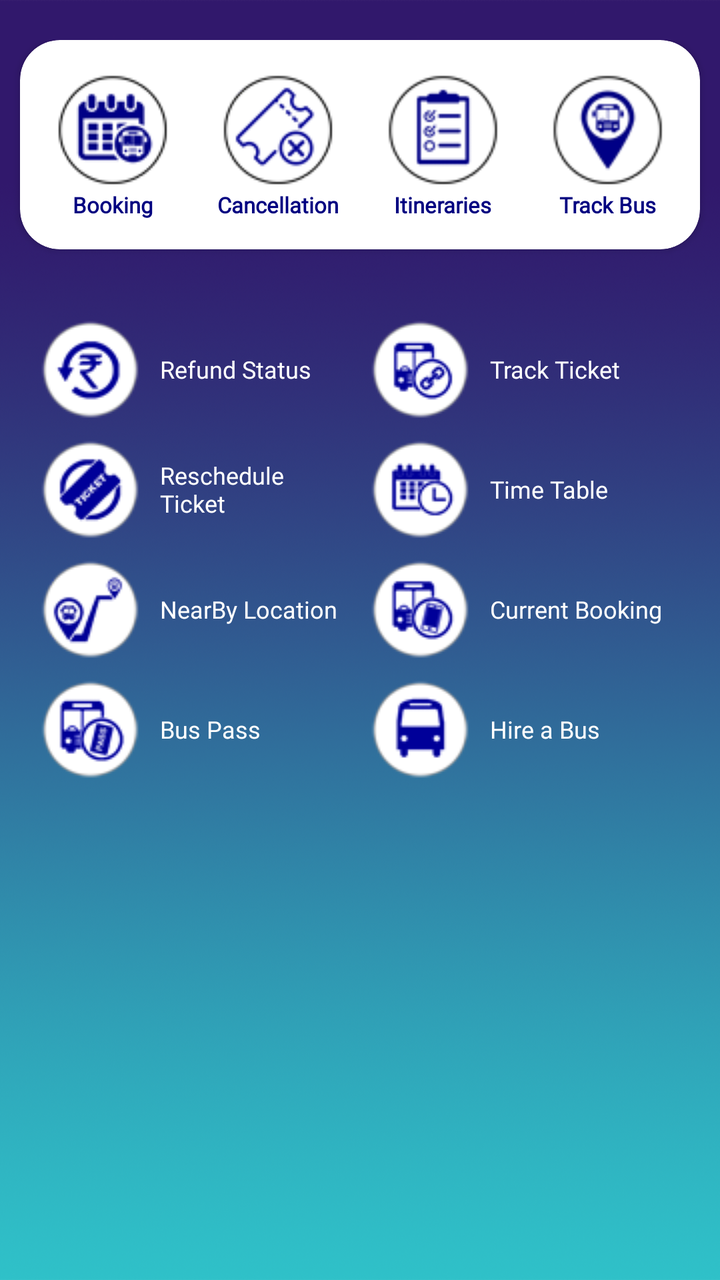
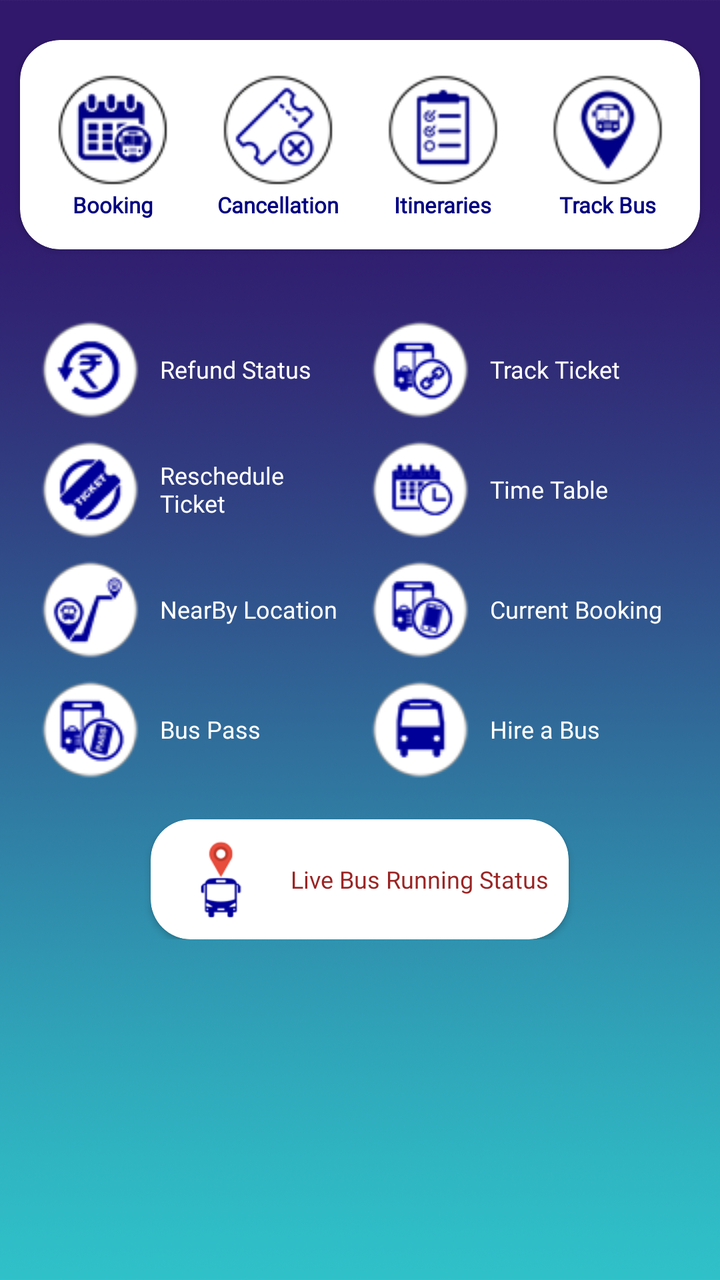

Two renders of the same Android screen: before a commit and after it. Below are the layout's source before the change and the commit's diff.
<!-- AndroidManifest.xml: application theme AppTheme.NoActionBar -->
<!-- res/layout/home_new.xml -->
<?xml version="1.0" encoding="utf-8"?>
<RelativeLayout
    xmlns:android="http://schemas.android.com/apk/res/android"
    xmlns:tools="http://schemas.android.com/tools"
    xmlns:app="http://schemas.android.com/apk/res-auto"
    android:id="@+id/xLinLayHomescrn"
    android:layout_width="match_parent"
    android:layout_height="wrap_content"
    android:background="@drawable/background_img">

    <LinearLayout
        android:layout_width="match_parent"
        android:layout_height="match_parent"
        android:layout_marginTop="20dp"
        android:orientation="vertical">

        <androidx.cardview.widget.CardView
            android:layout_width="match_parent"
            android:layout_height="wrap_content"
            android:layout_marginLeft="10dp"
            android:layout_marginRight="10dp"
            android:paddingLeft="5dp"
            app:cardCornerRadius="20dp"
            app:contentPadding="5dp">


            <LinearLayout
                android:layout_width="match_parent"
                android:layout_height="wrap_content"
                android:layout_marginTop="5dp"
                android:layout_marginBottom="5dp"
                android:orientation="horizontal"
                android:weightSum="4">

                <LinearLayout
                    android:id="@+id/linearLayoutAdvanceBooking"
                    android:layout_width="match_parent"
                    android:layout_height="wrap_content"
                    android:layout_marginTop="5dp"
                    android:layout_marginBottom="5dp"
                    android:layout_weight="1"
                    android:orientation="vertical">

                    <ImageView
                        android:id="@+id/imageViewBusIcon"
                        android:layout_width="match_parent"
                        android:layout_height="match_parent"
                        android:gravity="center"
                        android:src="@drawable/advancebooking_icon" />

                    <TextView
                        android:id="@+id/textViewBusIcon"
                        android:layout_width="match_parent"
                        android:layout_height="wrap_content"
                        android:fontFamily="@font/gotham"
                        android:layout_gravity="center"
                        android:gravity="center"
                        android:text="Booking"
                        android:textColor="@color/naviy"
                        android:textSize="11dp"
                        android:textStyle="bold"/>
                </LinearLayout>


                <LinearLayout
                    android:id="@+id/linearLayoutCancelTicket"
                    android:layout_width="match_parent"
                    android:layout_height="match_parent"
                    android:layout_marginTop="5dp"
                    android:layout_marginBottom="5dp"
                    android:layout_weight="1"
                    android:orientation="vertical"
                    android:visibility="visible">

                    <ImageView
                        android:id="@+id/imageCancelTicket"
                        android:layout_width="match_parent"
                        android:layout_height="wrap_content"
                        android:gravity="center"
                        android:src="@drawable/cancelticket_icon" />

                    <TextView
                        android:id="@+id/textViewCancelTicket"
                        android:layout_width="match_parent"
                        android:layout_height="wrap_content"
                        android:fontFamily="@font/gotham"
                        android:layout_gravity="center"
                        android:gravity="center"
                        android:text="Cancellation"
                        android:textColor="@color/naviy"
                        android:textSize="11dp"
                        android:textStyle="bold" />
                </LinearLayout>


                <LinearLayout
                    android:id="@+id/linearLayoutItineries"
                    android:layout_width="match_parent"
                    android:layout_height="match_parent"
                    android:layout_marginTop="5dp"
                    android:layout_marginBottom="5dp"
                    android:layout_weight="1"
                    android:orientation="vertical"
                    android:visibility="visible">

                    <ImageView
                        android:id="@+id/imageViewItineries"
                        android:layout_width="match_parent"
                        android:layout_height="wrap_content"
                        android:gravity="center"
                        android:src="@drawable/itineries_icon" />

                    <TextView
                        android:id="@+id/textViewItineries"
                        android:layout_width="match_parent"
                        android:layout_height="wrap_content"
                        android:fontFamily="@font/gotham"
                        android:layout_gravity="center"
                        android:gravity="center"
                        android:text="Itineraries"
                        android:textColor="@color/naviy"
                        android:textSize="11dp"
                        android:textStyle="bold" />

                </LinearLayout>

                <LinearLayout
                    android:id="@+id/linearLayoutTrackMyBus"
                    android:layout_width="match_parent"
                    android:layout_height="match_parent"
                    android:layout_marginTop="5dp"
                    android:layout_marginBottom="5dp"
                    android:layout_weight="1"
                    android:orientation="vertical"
                    android:visibility="visible">

                    <ImageView
                        android:id="@+id/imageViewTrackMyBus"
                        android:layout_width="match_parent"
                        android:layout_height="wrap_content"
                        android:layout_gravity="center"
                        android:src="@drawable/trackmybus_icon" />

                    <TextView
                        android:id="@+id/textViewTrackMyBus"
                        android:layout_width="match_parent"
                        android:layout_height="wrap_content"
                        android:fontFamily="@font/gotham"
                        android:layout_gravity="center"
                        android:gravity="center"
                        android:text="Track Bus"
                        android:textColor="@color/naviy"
                        android:textSize="11dp"
                        android:textStyle="bold" />
                </LinearLayout>


            </LinearLayout>
        </androidx.cardview.widget.CardView>





        <LinearLayout
            android:id="@+id/originalLayout"
            android:layout_width="match_parent"
            android:layout_height="wrap_content"
            android:layout_marginLeft="15dp"
            android:layout_marginTop="30dp"
            android:layout_marginRight="15dp"
            android:orientation="horizontal"
            android:weightSum="2">

            <LinearLayout
                android:id="@+id/left_vertical"
                android:layout_width="match_parent"
                android:layout_height="wrap_content"
                android:layout_gravity="left"
                android:layout_weight="1"
                android:orientation="vertical">

                <LinearLayout
                    android:id="@+id/linearLayoutRefundStatus"
                    android:layout_width="match_parent"
                    android:layout_height="wrap_content"
                    android:gravity="left"
                    android:orientation="horizontal"
                    android:padding="5dp">

                    <ImageView
                        android:id="@+id/imageViewRefundStatus"
                        android:layout_width="wrap_content"
                        android:layout_height="wrap_content"
                        android:gravity="left"
                        android:src="@drawable/refundstatus_icon" />

                    <TextView
                        android:id="@+id/textViewRefundStatus"
                        android:layout_width="match_parent"
                        android:layout_height="wrap_content"
                        android:layout_gravity="center_vertical"
                        android:fontFamily="@font/gotham"
                        android:paddingLeft="10dp"
                        android:text="Refund Status"
                        android:textColor="@color/white"
                        android:textSize="12dp"
                        android:textStyle="normal" />

                </LinearLayout>

                <LinearLayout
                    android:id="@+id/linearLayoutResheduleTicket"
                    android:layout_width="match_parent"
                    android:layout_height="wrap_content"
                    android:layout_gravity="left"
                    android:orientation="horizontal"
                    android:padding="5dp">

                    <ImageView
                        android:id="@+id/imageViewResheduleTicket"
                        android:layout_width="wrap_content"
                        android:layout_height="wrap_content"
                        android:src="@drawable/rescheduleticket_icon" />

                    <TextView
                        android:id="@+id/textViewResheduleTicket"
                        android:layout_width="match_parent"
                        android:layout_height="wrap_content"
                        android:layout_gravity="center"
                        android:fontFamily="@font/gotham"
                        android:paddingLeft="10dp"
                        android:text="Reschedule Ticket"
                        android:textColor="@color/white"
                        android:textSize="12dp" />

                </LinearLayout>

                <LinearLayout
                    android:id="@+id/linearLayoutLinkBooking"
                    android:layout_width="match_parent"
                    android:layout_height="wrap_content"
                    android:layout_gravity="left"
                    android:orientation="horizontal"
                    android:padding="5dp">

                    <ImageView
                        android:id="@+id/imageViewLinkBooking"
                        android:layout_width="wrap_content"
                        android:layout_height="wrap_content"
                        android:gravity="center"
                        android:src="@drawable/nearbyplaces_icon" />

                    <TextView
                        android:id="@+id/textViewLinkBooking"
                        android:layout_width="match_parent"
                        android:layout_height="wrap_content"
                        android:layout_gravity="center"
                        android:layout_marginTop="0dp"
                        android:fontFamily="@font/gotham"
                        android:paddingLeft="10dp"
                        android:text="NearBy Location"
                        android:textColor="@color/white"
                        android:textSize="12dp" />

                </LinearLayout>

                <LinearLayout
                    android:id="@+id/linearLayoutBusPass"
                    android:layout_width="match_parent"
                    android:layout_height="wrap_content"
                    android:layout_gravity="left"
                    android:orientation="horizontal"
                    android:padding="5dp">

                    <ImageView
                        android:id="@+id/imageViewBusPass"
                        android:layout_width="wrap_content"
                        android:layout_height="wrap_content"
                        android:gravity="center"
                        android:src="@drawable/buspass_icon" />

                    <TextView
                        android:id="@+id/textViewBusPass"
                        android:layout_width="match_parent"
                        android:layout_height="wrap_content"
                        android:layout_gravity="center"
                        android:fontFamily="@font/gotham"
                        android:paddingLeft="10dp"
                        android:text="Bus Pass"
                        android:textColor="@color/white"
                        android:textSize="12dp" />

                </LinearLayout>


            </LinearLayout>


            <LinearLayout
                android:id="@+id/right_vertical"
                android:layout_width="match_parent"
                android:layout_height="match_parent"
                android:layout_gravity="left"
                android:layout_weight="1"
                android:orientation="vertical">

                <LinearLayout
                    android:id="@+id/linearLayoutTrackTicket"
                    android:layout_width="match_parent"
                    android:layout_height="wrap_content"
                    android:layout_gravity="left"
                    android:orientation="horizontal"
                    android:padding="5dp">


                    <ImageView
                        android:id="@+id/imageViewE-Wallet"
                        android:layout_width="wrap_content"
                        android:layout_height="wrap_content"
                        android:gravity="center"
                        android:src="@drawable/track_ticket_icon" />

                    <TextView
                        android:id="@+id/textViewTrack_ticket"
                        android:layout_width="match_parent"
                        android:layout_height="wrap_content"
                        android:layout_gravity="center"
                        android:fontFamily="@font/gotham"
                        android:paddingLeft="10dp"
                        android:text="Track Ticket"
                        android:textAppearance="?android:attr/textAppearanceSmall"
                        android:textColor="@color/white"
                        android:textSize="12dp"
                        android:textStyle="normal" />

                </LinearLayout>

                <LinearLayout
                    android:id="@+id/linearLayoutTimeTable"
                    android:layout_width="match_parent"
                    android:layout_height="wrap_content"
                    android:layout_gravity="left"
                    android:orientation="horizontal"
                    android:padding="5dp">

                    <ImageView
                        android:id="@+id/imageViewTimeTable"
                        android:layout_width="wrap_content"
                        android:layout_height="wrap_content"
                        android:gravity="center"
                        android:src="@drawable/timetable_icon" />

                    <TextView
                        android:id="@+id/textViewTimeTable"
                        android:layout_width="match_parent"
                        android:layout_height="wrap_content"
                        android:layout_gravity="center"
                        android:layout_marginTop="0dp"
                        android:fontFamily="@font/gotham"
                        android:paddingLeft="10dp"
                        android:text="Time Table"
                        android:textColor="@color/white"
                        android:textSize="12dp"
                        android:textStyle="normal" />

                </LinearLayout>

                <LinearLayout
                    android:id="@+id/linearLayoutCurrentBooking"
                    android:layout_width="match_parent"
                    android:layout_height="wrap_content"
                    android:layout_gravity="left"
                    android:orientation="horizontal"
                    android:padding="5dp">

                    <ImageView
                        android:id="@+id/imageViewCurrentBooking"
                        android:layout_width="wrap_content"
                        android:layout_height="wrap_content"
                        android:gravity="center"
                        android:src="@drawable/currentbooking_icon" />

                    <TextView
                        android:id="@+id/textViewCurrentBooking"
                        android:layout_width="match_parent"
                        android:layout_height="wrap_content"
                        android:layout_gravity="center"
                        android:layout_marginTop="0dp"
                        android:fontFamily="@font/gotham"
                        android:paddingLeft="10dp"
                        android:text="Current Booking"
                        android:textColor="@color/white"
                        android:textSize="12dp" />

                </LinearLayout>

                <LinearLayout
                    android:id="@+id/linearLayoutHireBus"
                    android:layout_width="match_parent"
                    android:layout_height="wrap_content"
                    android:layout_gravity="left"
                    android:orientation="horizontal"
                    android:padding="5dp">

                    <ImageView
                        android:id="@+id/imageViewHireBus"
                        android:layout_width="wrap_content"
                        android:layout_height="wrap_content"
                        android:gravity="center"
                        android:src="@drawable/hire_a_bus_icon" />

                    <TextView
                        android:id="@+id/textViewHireBus"
                        android:layout_width="match_parent"
                        android:layout_height="wrap_content"
                        android:layout_gravity="center"
                        android:layout_marginTop="0dp"
                        android:fontFamily="@font/gotham"
                        android:paddingLeft="10dp"
                        android:text="Hire a Bus"
                        android:textColor="@color/white"
                        android:textSize="12dp"
                        android:textStyle="normal" />

                </LinearLayout>


            </LinearLayout>


        </LinearLayout>
        


        <LinearLayout
            android:id="@+id/showmoreLayout"
            android:layout_width="match_parent"
            android:layout_height="wrap_content"
            android:layout_centerHorizontal="true"
            android:layout_marginLeft="3dp"
            android:layout_marginRight="3dp"
            android:gravity="center"
            android:orientation="vertical"
            android:visibility="visible"
            tools:ignore="UnknownId">

            <LinearLayout
                android:layout_width="match_parent"
                android:layout_height="wrap_content"
                android:layout_marginLeft="12dp"
                android:layout_marginRight="12dp"
                android:layout_marginBottom="0dp"
                android:orientation="horizontal">


            </LinearLayout>


            <RelativeLayout
                android:layout_width="match_parent"
                android:layout_height="wrap_content"
                android:layout_marginTop="0dp">

                
                
                
                
                
                
                
                
                

                
                
                
                
                
                
                
                
                
                

            </RelativeLayout>


        </LinearLayout>
        <LinearLayout
            android:layout_width="match_parent"
            android:layout_height="match_parent"
            android:orientation="vertical"
            android:gravity="bottom"
            android:layout_alignParentBottom="true"
            android:layout_marginTop="10dp"
            android:paddingBottom="15dp">

            <androidx.viewpager.widget.ViewPager
                android:id="@+id/viewPager"
                android:layout_width="match_parent"
                android:layout_height="150dp"
                android:layout_marginLeft="10dp"
                android:layout_marginTop="10dp"
                android:layout_marginRight="10dp"
                android:layout_marginBottom="5dp"
                android:orientation="horizontal"
                tools:ignore="SpeakableTextPresentCheck" />


            <LinearLayout
                android:id="@+id/SliderDots"
                android:layout_width="match_parent"
                android:layout_height="10dp"
                android:layout_below="@+id/viewPager"
                android:gravity="center_vertical|center_horizontal"
                android:orientation="horizontal" />

        </LinearLayout>
    </LinearLayout>

</RelativeLayout>
<!-- resources referenced by this layout -->
<resources>
  <color name="naviy">#000080</color>
  <color name="white">#FFFFFF</color>
  <!-- drawable advancebooking_icon: png bitmap (drawable, 4253 bytes) -->
  <!-- drawable background_img: png bitmap (drawable-sw720dp, 391260 bytes) -->
  <!-- drawable buspass_icon: png bitmap (drawable, 3518 bytes) -->
  <!-- drawable cancelticket_icon: png bitmap (drawable, 3654 bytes) -->
  <!-- drawable currentbooking_icon: png bitmap (drawable, 3387 bytes) -->
  <!-- drawable hire_a_bus_icon: png bitmap (drawable, 2592 bytes) -->
  <!-- drawable itineries_icon: png bitmap (drawable, 3051 bytes) -->
  <!-- drawable nearbyplaces_icon: png bitmap (drawable, 3152 bytes) -->
  <!-- drawable refundstatus_icon: png bitmap (drawable, 3238 bytes) -->
  <!-- drawable rescheduleticket_icon: png bitmap (drawable, 3302 bytes) -->
  <!-- drawable timetable_icon: png bitmap (drawable, 3188 bytes) -->
  <!-- drawable track_ticket_icon: png bitmap (drawable, 3250 bytes) -->
  <!-- drawable trackmybus_icon: png bitmap (drawable, 3767 bytes) -->
  <style name="AppTheme.NoActionBar">
          <item name="windowActionBar">false</item>
          <item name="windowNoTitle">true</item>
      </style>
</resources>

<!-- the commit's change to res/layout/home_new.xml (unified diff, before → after) -->
@@ -27,8 +27,8 @@
             <LinearLayout
                 android:layout_width="match_parent"
                 android:layout_height="wrap_content"
+                android:layout_marginBottom="5dp"
                 android:layout_marginTop="5dp"
-                android:layout_marginBottom="5dp"
                 android:orientation="horizontal"
                 android:weightSum="4">
 
@@ -36,8 +36,8 @@
                     android:id="@+id/linearLayoutAdvanceBooking"
                     android:layout_width="match_parent"
                     android:layout_height="wrap_content"
+                    android:layout_marginBottom="5dp"
                     android:layout_marginTop="5dp"
-                    android:layout_marginBottom="5dp"
                     android:layout_weight="1"
                     android:orientation="vertical">
 
@@ -52,13 +52,13 @@
                         android:id="@+id/textViewBusIcon"
                         android:layout_width="match_parent"
                         android:layout_height="wrap_content"
-                        android:fontFamily="@font/gotham"
-                        android:layout_gravity="center"
+                        android:layout_gravity="center"
+                        android:fontFamily="@font/gotham"
                         android:gravity="center"
                         android:text="Booking"
                         android:textColor="@color/naviy"
                         android:textSize="11dp"
-                        android:textStyle="bold"/>
+                        android:textStyle="bold" />
                 </LinearLayout>
 
 
@@ -66,8 +66,8 @@
                     android:id="@+id/linearLayoutCancelTicket"
                     android:layout_width="match_parent"
                     android:layout_height="match_parent"
+                    android:layout_marginBottom="5dp"
                     android:layout_marginTop="5dp"
-                    android:layout_marginBottom="5dp"
                     android:layout_weight="1"
                     android:orientation="vertical"
                     android:visibility="visible">
@@ -83,8 +83,8 @@
                         android:id="@+id/textViewCancelTicket"
                         android:layout_width="match_parent"
                         android:layout_height="wrap_content"
-                        android:fontFamily="@font/gotham"
-                        android:layout_gravity="center"
+                        android:layout_gravity="center"
+                        android:fontFamily="@font/gotham"
                         android:gravity="center"
                         android:text="Cancellation"
                         android:textColor="@color/naviy"
@@ -97,8 +97,8 @@
                     android:id="@+id/linearLayoutItineries"
                     android:layout_width="match_parent"
                     android:layout_height="match_parent"
+                    android:layout_marginBottom="5dp"
                     android:layout_marginTop="5dp"
-                    android:layout_marginBottom="5dp"
                     android:layout_weight="1"
                     android:orientation="vertical"
                     android:visibility="visible">
@@ -114,8 +114,8 @@
                         android:id="@+id/textViewItineries"
                         android:layout_width="match_parent"
                         android:layout_height="wrap_content"
-                        android:fontFamily="@font/gotham"
-                        android:layout_gravity="center"
+                        android:layout_gravity="center"
+                        android:fontFamily="@font/gotham"
                         android:gravity="center"
                         android:text="Itineraries"
                         android:textColor="@color/naviy"
@@ -128,8 +128,8 @@
                     android:id="@+id/linearLayoutTrackMyBus"
                     android:layout_width="match_parent"
                     android:layout_height="match_parent"
+                    android:layout_marginBottom="5dp"
                     android:layout_marginTop="5dp"
-                    android:layout_marginBottom="5dp"
                     android:layout_weight="1"
                     android:orientation="vertical"
                     android:visibility="visible">
@@ -145,8 +145,8 @@
                         android:id="@+id/textViewTrackMyBus"
                         android:layout_width="match_parent"
                         android:layout_height="wrap_content"
-                        android:fontFamily="@font/gotham"
-                        android:layout_gravity="center"
+                        android:layout_gravity="center"
+                        android:fontFamily="@font/gotham"
                         android:gravity="center"
                         android:text="Track Bus"
                         android:textColor="@color/naviy"
@@ -428,6 +428,51 @@
 
             </LinearLayout>
 
+        </LinearLayout>
+
+
+        <LinearLayout
+            android:id="@+id/linearLayoutTrackRunning"
+            android:layout_width="wrap_content"
+            android:layout_height="wrap_content"
+            android:layout_gravity="center"
+            android:layout_marginTop="10dp"
+            android:orientation="horizontal"
+            android:padding="5dp">
+
+            <androidx.cardview.widget.CardView
+                android:layout_width="wrap_content"
+                android:layout_height="wrap_content"
+                android:layout_marginLeft="10dp"
+                android:layout_marginRight="10dp"
+                android:paddingLeft="5dp"
+                app:cardCornerRadius="20dp"
+                app:contentPadding="5dp">
+
+                <LinearLayout
+                    android:layout_width="wrap_content"
+                    android:layout_height="wrap_content"
+                    android:gravity="center"
+                    android:orientation="horizontal"
+                    android:padding="5dp">
+
+                    <ImageView
+                        android:layout_width="wrap_content"
+                        android:layout_height="40dp"
+                        android:gravity="center"
+                        android:src="@drawable/bus_map" />
+
+                    <TextView
+                        android:layout_width="wrap_content"
+                        android:layout_height="wrap_content"
+                        android:layout_gravity="center"
+                        android:fontFamily="@font/gotham"
+                        android:paddingLeft="10dp"
+                        android:text="Live Bus Running Status"
+                        android:textColor="@color/colorAccent"
+                        android:textSize="12dp" />
+                </LinearLayout>
+            </androidx.cardview.widget.CardView>
 
         </LinearLayout>
         
<!-- resource entries referenced after the edit -->
@@ -1,9 +1,11 @@
 <!-- resources referenced by this layout -->
 <resources>
+  <color name="colorAccent">#9b2424</color>
   <color name="naviy">#000080</color>
   <color name="white">#FFFFFF</color>
   <!-- drawable advancebooking_icon: png bitmap (drawable, 4253 bytes) -->
   <!-- drawable background_img: png bitmap (drawable-sw720dp, 391260 bytes) -->
+  <!-- drawable bus_map: png bitmap (drawable, 3273 bytes) -->
   <!-- drawable buspass_icon: png bitmap (drawable, 3518 bytes) -->
   <!-- drawable cancelticket_icon: png bitmap (drawable, 3654 bytes) -->
   <!-- drawable currentbooking_icon: png bitmap (drawable, 3387 bytes) -->
